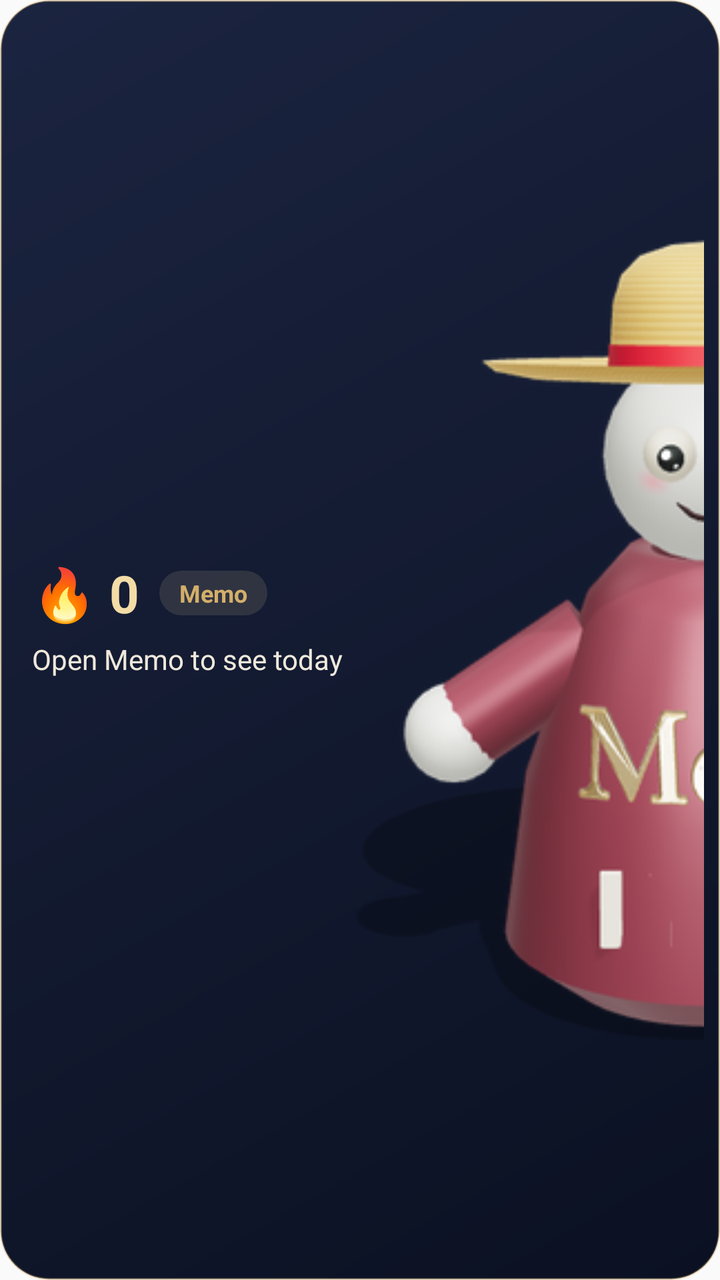
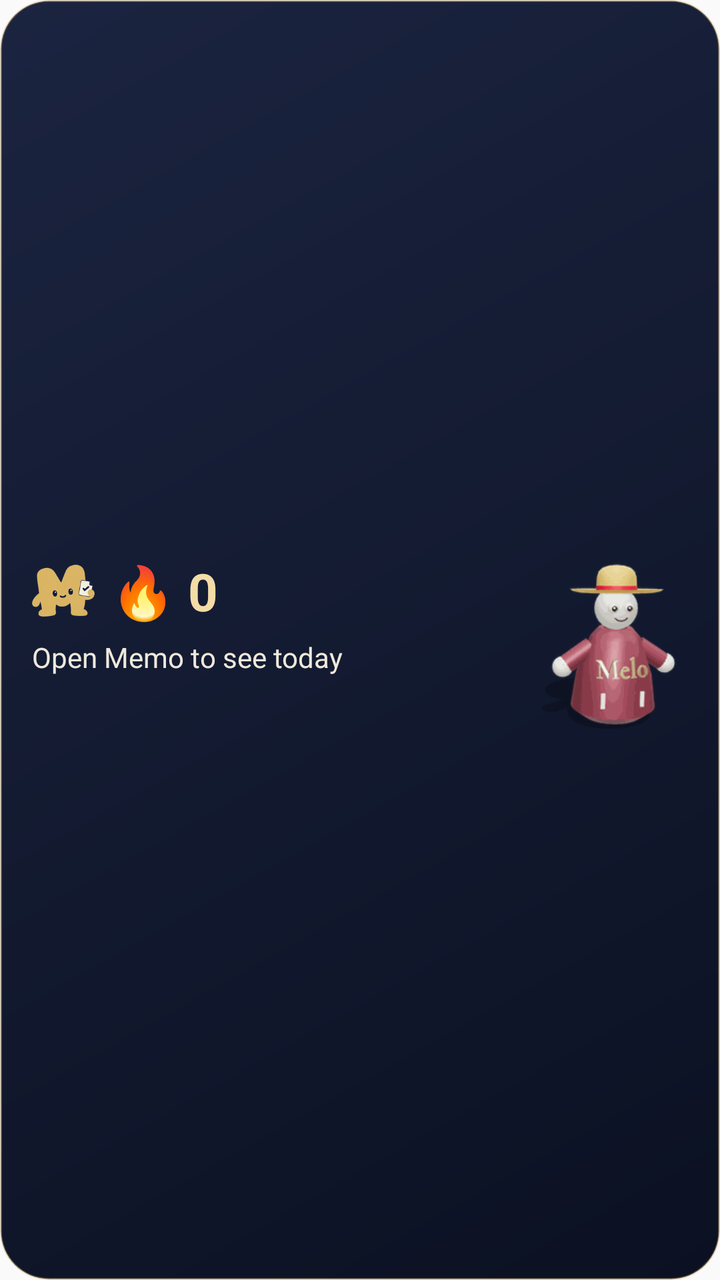

The first picture is an Android layout as it rendered before a commit; the second is the same layout after the commit. The layout source and the unified diff follow.
<!-- AndroidManifest.xml: application theme AppTheme -->
<!-- res/layout/memo_widget.xml -->
<?xml version="1.0" encoding="utf-8"?>
<LinearLayout xmlns:android="http://schemas.android.com/apk/res/android"
    android:id="@+id/widget_root"
    android:layout_width="match_parent"
    android:layout_height="match_parent"
    android:background="@drawable/memo_widget_bg"
    android:gravity="center_vertical"
    android:orientation="horizontal"
    android:paddingStart="16dp"
    android:paddingTop="12dp"
    android:paddingEnd="8dp"
    android:paddingBottom="12dp">

    <LinearLayout
        android:layout_width="0dp"
        android:layout_height="wrap_content"
        android:layout_weight="1"
        android:orientation="vertical">

        <LinearLayout
            android:layout_width="match_parent"
            android:layout_height="wrap_content"
            android:gravity="center_vertical"
            android:orientation="horizontal">

            <TextView
                android:id="@+id/widget_streak"
                android:layout_width="wrap_content"
                android:layout_height="wrap_content"
                android:text="🔥 0"
                android:textColor="#F3DCA6"
                android:textSize="26sp"
                android:textStyle="bold" />

            <TextView
                android:layout_width="wrap_content"
                android:layout_height="wrap_content"
                android:layout_marginStart="10dp"
                android:background="@drawable/memo_widget_pill"
                android:paddingHorizontal="10dp"
                android:paddingVertical="3dp"
                android:text="Memo"
                android:textColor="#D4AF6A"
                android:textSize="12sp"
                android:textStyle="bold" />
        </LinearLayout>

        <TextView
            android:id="@+id/widget_today"
            android:layout_width="match_parent"
            android:layout_height="wrap_content"
            android:layout_marginTop="6dp"
            android:text="Open Memo to see today"
            android:textColor="#EFE9DC"
            android:textSize="14sp" />

        <TextView
            android:id="@+id/widget_next"
            android:layout_width="match_parent"
            android:layout_height="wrap_content"
            android:layout_marginTop="4dp"
            android:ellipsize="end"
            android:maxLines="1"
            android:text=""
            android:textColor="#A8EFE9DC"
            android:textSize="13sp" />
    </LinearLayout>

    
    <ImageView
        android:id="@+id/widget_melo"
        android:layout_width="wrap_content"
        android:layout_height="match_parent"
        android:layout_marginStart="6dp"
        android:adjustViewBounds="true"
        android:contentDescription="Melo"
        android:maxHeight="96dp"
        android:scaleType="fitCenter"
        android:src="@drawable/melo_widget" />
</LinearLayout>
<!-- resources referenced by this layout -->
<resources>
  <!-- drawable melo_widget: png bitmap (drawable-nodpi, 73554 bytes) -->
  <!-- drawable memo_widget_pill (drawable) -->
  <?xml version="1.0" encoding="utf-8"?>
  <shape xmlns:android="http://schemas.android.com/apk/res/android" android:shape="rectangle">
      <solid android:color="#1FF3DCA6" />
      <corners android:radius="14dp" />
  </shape>
  <!-- unchanged entries left out for length: 3 -->
</resources>

<!-- the commit's change to res/layout/memo_widget.xml (unified diff, before → after) -->
@@ -4,12 +4,32 @@
     android:layout_width="match_parent"
     android:layout_height="match_parent"
     android:background="@drawable/memo_widget_bg"
-    android:gravity="center_vertical"
-    android:orientation="horizontal"
+    android:orientation="vertical"
     android:paddingStart="16dp"
-    android:paddingTop="12dp"
+    android:paddingTop="8dp"
     android:paddingEnd="8dp"
-    android:paddingBottom="12dp">
+    android:paddingBottom="10dp">
+
+    
+    <TextView
+        android:id="@+id/widget_weather"
+        android:layout_width="match_parent"
+        android:layout_height="wrap_content"
+        android:ellipsize="end"
+        android:gravity="center_horizontal"
+        android:maxLines="1"
+        android:paddingEnd="8dp"
+        android:text=""
+        android:textColor="#C8EFE9DC"
+        android:textSize="11.5sp"
+        android:visibility="gone" />
+
+    <LinearLayout
+        android:layout_width="match_parent"
+        android:layout_height="0dp"
+        android:layout_weight="1"
+        android:gravity="center_vertical"
+        android:orientation="horizontal">
 
     <LinearLayout
         android:layout_width="0dp"
@@ -22,6 +42,16 @@
             android:layout_height="wrap_content"
             android:gravity="center_vertical"
             android:orientation="horizontal">
+
+            
+            <ImageView
+                android:layout_width="wrap_content"
+                android:layout_height="26dp"
+                android:layout_marginEnd="8dp"
+                android:adjustViewBounds="true"
+                android:contentDescription="Memo"
+                android:scaleType="fitCenter"
+                android:src="@drawable/memo_widget_mark" />
 
             <TextView
                 android:id="@+id/widget_streak"
@@ -32,17 +62,6 @@
                 android:textSize="26sp"
                 android:textStyle="bold" />
 
-            <TextView
-                android:layout_width="wrap_content"
-                android:layout_height="wrap_content"
-                android:layout_marginStart="10dp"
-                android:background="@drawable/memo_widget_pill"
-                android:paddingHorizontal="10dp"
-                android:paddingVertical="3dp"
-                android:text="Memo"
-                android:textColor="#D4AF6A"
-                android:textSize="12sp"
-                android:textStyle="bold" />
         </LinearLayout>
 
         <TextView
@@ -67,14 +86,423 @@
     </LinearLayout>
 
     
-    <ImageView
+    <ViewFlipper
         android:id="@+id/widget_melo"
-        android:layout_width="wrap_content"
+        android:layout_width="96dp"
         android:layout_height="match_parent"
-        android:layout_marginStart="6dp"
-        android:adjustViewBounds="true"
+        android:layout_marginStart="4dp"
+        android:autoStart="true"
         android:contentDescription="Melo"
-        android:maxHeight="96dp"
-        android:scaleType="fitCenter"
-        android:src="@drawable/melo_widget" />
+        android:flipInterval="150">
+
+        <ImageView
+            android:layout_width="match_parent"
+            android:layout_height="match_parent"
+            android:importantForAccessibility="no"
+            android:scaleType="fitCenter"
+            android:src="@drawable/melo_widget_00" />
+        <ImageView
+            android:layout_width="match_parent"
+            android:layout_height="match_parent"
+            android:importantForAccessibility="no"
+            android:scaleType="fitCenter"
+            android:src="@drawable/melo_widget_01" />
+        <ImageView
+            android:layout_width="match_parent"
+            android:layout_height="match_parent"
+            android:importantForAccessibility="no"
+            android:scaleType="fitCenter"
+            android:src="@drawable/melo_widget_02" />
+        <ImageView
+            android:layout_width="match_parent"
+            android:layout_height="match_parent"
+            android:importantForAccessibility="no"
+            android:scaleType="fitCenter"
+            android:src="@drawable/melo_widget_03" />
+        <ImageView
+            android:layout_width="match_parent"
+            android:layout_height="match_parent"
+            android:importantForAccessibility="no"
+            android:scaleType="fitCenter"
+            android:src="@drawable/melo_widget_04" />
+        <ImageView
+            android:layout_width="match_parent"
+            android:layout_height="match_parent"
+            android:importantForAccessibility="no"
+            android:scaleType="fitCenter"
+            android:src="@drawable/melo_widget_05" />
+        <ImageView
+            android:layout_width="match_parent"
+            android:layout_height="match_parent"
+            android:importantForAccessibility="no"
+            android:scaleType="fitCenter"
+            android:src="@drawable/melo_widget_06" />
+        <ImageView
+            android:layout_width="match_parent"
+            android:layout_height="match_parent"
+            android:importantForAccessibility="no"
+            android:scaleType="fitCenter"
+            android:src="@drawable/melo_widget_07" />
+        <ImageView
+            android:layout_width="match_parent"
+            android:layout_height="match_parent"
+            android:importantForAccessibility="no"
+            android:scaleType="fitCenter"
+            android:src="@drawable/melo_widget_08" />
+        <ImageView
+            android:layout_width="match_parent"
+            android:layout_height="match_parent"
+            android:importantForAccessibility="no"
+            android:scaleType="fitCenter"
+            android:src="@drawable/melo_widget_09" />
+        <ImageView
+            android:layout_width="match_parent"
+            android:layout_height="match_parent"
+            android:importantForAccessibility="no"
+            android:scaleType="fitCenter"
+            android:src="@drawable/melo_widget_10" />
+        <ImageView
+            android:layout_width="match_parent"
+            android:layout_height="match_parent"
+            android:importantForAccessibility="no"
+            android:scaleType="fitCenter"
+            android:src="@drawable/melo_widget_11" />
+        <ImageView
+            android:layout_width="match_parent"
+            android:layout_height="match_parent"
+            android:importantForAccessibility="no"
+            android:scaleType="fitCenter"
+            android:src="@drawable/melo_widget_12" />
+        <ImageView
+            android:layout_width="match_parent"
+            android:layout_height="match_parent"
+            android:importantForAccessibility="no"
+            android:scaleType="fitCenter"
+            android:src="@drawable/melo_widget_13" />
+        <ImageView
+            android:layout_width="match_parent"
+            android:layout_height="match_parent"
+            android:importantForAccessibility="no"
+            android:scaleType="fitCenter"
+            android:src="@drawable/melo_widget_14" />
+        <ImageView
+            android:layout_width="match_parent"
+            android:layout_height="match_parent"
+            android:importantForAccessibility="no"
+            android:scaleType="fitCenter"
+            android:src="@drawable/melo_widget_15" />
+        <ImageView
+            android:layout_width="match_parent"
+            android:layout_height="match_parent"
+            android:importantForAccessibility="no"
+            android:scaleType="fitCenter"
+            android:src="@drawable/melo_widget_16" />
+        <ImageView
+            android:layout_width="match_parent"
+            android:layout_height="match_parent"
+            android:importantForAccessibility="no"
+            android:scaleType="fitCenter"
+            android:src="@drawable/melo_widget_17" />
+        <ImageView
+            android:layout_width="match_parent"
+            android:layout_height="match_parent"
+            android:importantForAccessibility="no"
+            android:scaleType="fitCenter"
+            android:src="@drawable/melo_widget_18" />
+        <ImageView
+            android:layout_width="match_parent"
+            android:layout_height="match_parent"
+            android:importantForAccessibility="no"
+            android:scaleType="fitCenter"
+            android:src="@drawable/melo_widget_19" />
+        <ImageView
+            android:layout_width="match_parent"
+            android:layout_height="match_parent"
+            android:importantForAccessibility="no"
+            android:scaleType="fitCenter"
+            android:src="@drawable/melo_widget_20" />
+        <ImageView
+            android:layout_width="match_parent"
+            android:layout_height="match_parent"
+            android:importantForAccessibility="no"
+            android:scaleType="fitCenter"
+            android:src="@drawable/melo_widget_21" />
+        <ImageView
+            android:layout_width="match_parent"
+            android:layout_height="match_parent"
+            android:importantForAccessibility="no"
+            android:scaleType="fitCenter"
+            android:src="@drawable/melo_widget_22" />
+        <ImageView
+            android:layout_width="match_parent"
+            android:layout_height="match_parent"
+            android:importantForAccessibility="no"
+            android:scaleType="fitCenter"
+            android:src="@drawable/melo_widget_23" />
+        <ImageView
+            android:layout_width="match_parent"
+            android:layout_height="match_parent"
+            android:importantForAccessibility="no"
+            android:scaleType="fitCenter"
+            android:src="@drawable/melo_widget_24" />
+        <ImageView
+            android:layout_width="match_parent"
+            android:layout_height="match_parent"
+            android:importantForAccessibility="no"
+            android:scaleType="fitCenter"
+            android:src="@drawable/melo_widget_25" />
+        <ImageView
+            android:layout_width="match_parent"
+            android:layout_height="match_parent"
+            android:importantForAccessibility="no"
+            android:scaleType="fitCenter"
+            android:src="@drawable/melo_widget_26" />
+        <ImageView
+            android:layout_width="match_parent"
+            android:layout_height="match_parent"
+            android:importantForAccessibility="no"
+            android:scaleType="fitCenter"
+            android:src="@drawable/melo_widget_27" />
+        <ImageView
+            android:layout_width="match_parent"
+            android:layout_height="match_parent"
+            android:importantForAccessibility="no"
+            android:scaleType="fitCenter"
+            android:src="@drawable/melo_widget_28" />
+        <ImageView
+            android:layout_width="match_parent"
+            android:layout_height="match_parent"
+            android:importantForAccessibility="no"
+            android:scaleType="fitCenter"
+            android:src="@drawable/melo_widget_29" />
+        <ImageView
+            android:layout_width="match_parent"
+            android:layout_height="match_parent"
+            android:importantForAccessibility="no"
+            android:scaleType="fitCenter"
+            android:src="@drawable/melo_widget_30" />
+        <ImageView
+            android:layout_width="match_parent"
+            android:layout_height="match_parent"
+            android:importantForAccessibility="no"
+            android:scaleType="fitCenter"
+            android:src="@drawable/melo_widget_31" />
+        <ImageView
+            android:layout_width="match_parent"
+            android:layout_height="match_parent"
+            android:importantForAccessibility="no"
+            android:scaleType="fitCenter"
+            android:src="@drawable/melo_widget_32" />
+        <ImageView
+            android:layout_width="match_parent"
+            android:layout_height="match_parent"
+            android:importantForAccessibility="no"
+            android:scaleType="fitCenter"
+            android:src="@drawable/melo_widget_33" />
+        <ImageView
+            android:layout_width="match_parent"
+            android:layout_height="match_parent"
+            android:importantForAccessibility="no"
+            android:scaleType="fitCenter"
+            android:src="@drawable/melo_widget_34" />
+        <ImageView
+            android:layout_width="match_parent"
+            android:layout_height="match_parent"
+            android:importantForAccessibility="no"
+            android:scaleType="fitCenter"
+            android:src="@drawable/melo_widget_35" />
+        <ImageView
+            android:layout_width="match_parent"
+            android:layout_height="match_parent"
+            android:importantForAccessibility="no"
+            android:scaleType="fitCenter"
+            android:src="@drawable/melo_widget_36" />
+        <ImageView
+            android:layout_width="match_parent"
+            android:layout_height="match_parent"
+            android:importantForAccessibility="no"
+            android:scaleType="fitCenter"
+            android:src="@drawable/melo_widget_37" />
+        <ImageView
+            android:layout_width="match_parent"
+            android:layout_height="match_parent"
+            android:importantForAccessibility="no"
+            android:scaleType="fitCenter"
+            android:src="@drawable/melo_widget_38" />
+        <ImageView
+            android:layout_width="match_parent"
+            android:layout_height="match_parent"
+            android:importantForAccessibility="no"
+            android:scaleType="fitCenter"
+            android:src="@drawable/melo_widget_39" />
+        <ImageView
+            android:layout_width="match_parent"
+            android:layout_height="match_parent"
+            android:importantForAccessibility="no"
+            android:scaleType="fitCenter"
+            android:src="@drawable/melo_widget_40" />
+        <ImageView
+            android:layout_width="match_parent"
+            android:layout_height="match_parent"
+            android:importantForAccessibility="no"
+            android:scaleType="fitCenter"
+            android:src="@drawable/melo_widget_41" />
+        <ImageView
+            android:layout_width="match_parent"
+            android:layout_height="match_parent"
+            android:importantForAccessibility="no"
+            android:scaleType="fitCenter"
+            android:src="@drawable/melo_widget_42" />
+        <ImageView
+            android:layout_width="match_parent"
+            android:layout_height="match_parent"
+            android:importantForAccessibility="no"
+            android:scaleType="fitCenter"
+            android:src="@drawable/melo_widget_43" />
+        <ImageView
+            android:layout_width="match_parent"
+            android:layout_height="match_parent"
+            android:importantForAccessibility="no"
+            android:scaleType="fitCenter"
+            android:src="@drawable/melo_widget_44" />
+        <ImageView
+            android:layout_width="match_parent"
+            android:layout_height="match_parent"
+            android:importantForAccessibility="no"
+            android:scaleType="fitCenter"
+            android:src="@drawable/melo_widget_45" />
+        <ImageView
+            android:layout_width="match_parent"
+            android:layout_height="match_parent"
+            android:importantForAccessibility="no"
+            android:scaleType="fitCenter"
+            android:src="@drawable/melo_widget_46" />
+        <ImageView
+            android:layout_width="match_parent"
+            android:layout_height="match_parent"
+            android:importantForAccessibility="no"
+            android:scaleType="fitCenter"
+            android:src="@drawable/melo_widget_47" />
+        <ImageView
+            android:layout_width="match_parent"
+            android:layout_height="match_parent"
+            android:importantForAccessibility="no"
+            android:scaleType="fitCenter"
+            android:src="@drawable/melo_widget_48" />
+        <ImageView
+            android:layout_width="match_parent"
+            android:layout_height="match_parent"
+            android:importantForAccessibility="no"
+            android:scaleType="fitCenter"
+            android:src="@drawable/melo_widget_49" />
+        <ImageView
+            android:layout_width="match_parent"
+            android:layout_height="match_parent"
+            android:importantForAccessibility="no"
+            android:scaleType="fitCenter"
+            android:src="@drawable/melo_widget_50" />
+        <ImageView
+            android:layout_width="match_parent"
+            android:layout_height="match_parent"
+            android:importantForAccessibility="no"
+            android:scaleType="fitCenter"
+            android:src="@drawable/melo_widget_51" />
+        <ImageView
+            android:layout_width="match_parent"
+            android:layout_height="match_parent"
+            android:importantForAccessibility="no"
+            android:scaleType="fitCenter"
+            android:src="@drawable/melo_widget_52" />
+        <ImageView
+            android:layout_width="match_parent"
+            android:layout_height="match_parent"
+            android:importantForAccessibility="no"
+            android:scaleType="fitCenter"
+            android:src="@drawable/melo_widget_53" />
+        <ImageView
+            android:layout_width="match_parent"
+            android:layout_height="match_parent"
+            android:importantForAccessibility="no"
+            android:scaleType="fitCenter"
+            android:src="@drawable/melo_widget_54" />
+        <ImageView
+            android:layout_width="match_parent"
+            android:layout_height="match_parent"
+            android:importantForAccessibility="no"
+            android:scaleType="fitCenter"
+            android:src="@drawable/melo_widget_55" />
+        <ImageView
+            android:layout_width="match_parent"
+            android:layout_height="match_parent"
+            android:importantForAccessibility="no"
+            android:scaleType="fitCenter"
+            android:src="@drawable/melo_widget_56" />
+        <ImageView
+            android:layout_width="match_parent"
+            android:layout_height="match_parent"
+            android:importantForAccessibility="no"
+            android:scaleType="fitCenter"
+            android:src="@drawable/melo_widget_57" />
+        <ImageView
+            android:layout_width="match_parent"
+            android:layout_height="match_parent"
+            android:importantForAccessibility="no"
+            android:scaleType="fitCenter"
+            android:src="@drawable/melo_widget_58" />
+        <ImageView
+            android:layout_width="match_parent"
+            android:layout_height="match_parent"
+            android:importantForAccessibility="no"
+            android:scaleType="fitCenter"
+            android:src="@drawable/melo_widget_59" />
+        <ImageView
+            android:layout_width="match_parent"
+            android:layout_height="match_parent"
+            android:importantForAccessibility="no"
+            android:scaleType="fitCenter"
+            android:src="@drawable/melo_widget_60" />
+        <ImageView
+            android:layout_width="match_parent"
+            android:layout_height="match_parent"
+            android:importantForAccessibility="no"
+            android:scaleType="fitCenter"
+            android:src="@drawable/melo_widget_61" />
+        <ImageView
+            android:layout_width="match_parent"
+            android:layout_height="match_parent"
+            android:importantForAccessibility="no"
+            android:scaleType="fitCenter"
+            android:src="@drawable/melo_widget_62" />
+        <ImageView
+            android:layout_width="match_parent"
+            android:layout_height="match_parent"
+            android:importantForAccessibility="no"
+            android:scaleType="fitCenter"
+            android:src="@drawable/melo_widget_63" />
+        <ImageView
+            android:layout_width="match_parent"
+            android:layout_height="match_parent"
+            android:importantForAccessibility="no"
+            android:scaleType="fitCenter"
+            android:src="@drawable/melo_widget_64" />
+        <ImageView
+            android:layout_width="match_parent"
+            android:layout_height="match_parent"
+            android:importantForAccessibility="no"
+            android:scaleType="fitCenter"
+            android:src="@drawable/melo_widget_65" />
+        <ImageView
+            android:layout_width="match_parent"
+            android:layout_height="match_parent"
+            android:importantForAccessibility="no"
+            android:scaleType="fitCenter"
+            android:src="@drawable/melo_widget_66" />
+        <ImageView
+            android:layout_width="match_parent"
+            android:layout_height="match_parent"
+            android:importantForAccessibility="no"
+            android:scaleType="fitCenter"
+            android:src="@drawable/melo_widget_67" />
+    </ViewFlipper>
+    </LinearLayout>
 </LinearLayout>
<!-- resource entries referenced after the edit -->
@@ -1,12 +1,74 @@
 <!-- resources referenced by this layout -->
 <resources>
-  <!-- drawable melo_widget: png bitmap (drawable-nodpi, 73554 bytes) -->
-  <!-- drawable memo_widget_pill (drawable) -->
-  <?xml version="1.0" encoding="utf-8"?>
-  <shape xmlns:android="http://schemas.android.com/apk/res/android" android:shape="rectangle">
-      <solid android:color="#1FF3DCA6" />
-      <corners android:radius="14dp" />
-  </shape>
+  <!-- drawable melo_widget_00: png bitmap (drawable-nodpi, 5864 bytes) -->
+  <!-- drawable melo_widget_01: png bitmap (drawable-nodpi, 5871 bytes) -->
+  <!-- drawable melo_widget_02: png bitmap (drawable-nodpi, 5861 bytes) -->
+  <!-- drawable melo_widget_03: png bitmap (drawable-nodpi, 5856 bytes) -->
+  <!-- drawable melo_widget_04: png bitmap (drawable-nodpi, 5886 bytes) -->
+  <!-- drawable melo_widget_05: png bitmap (drawable-nodpi, 5872 bytes) -->
+  <!-- drawable melo_widget_06: png bitmap (drawable-nodpi, 5874 bytes) -->
+  <!-- drawable melo_widget_07: png bitmap (drawable-nodpi, 5898 bytes) -->
+  <!-- drawable melo_widget_08: png bitmap (drawable-nodpi, 6091 bytes) -->
+  <!-- drawable melo_widget_09: png bitmap (drawable-nodpi, 6401 bytes) -->
+  <!-- drawable melo_widget_10: png bitmap (drawable-nodpi, 5988 bytes) -->
+  <!-- drawable melo_widget_11: png bitmap (drawable-nodpi, 5980 bytes) -->
+  <!-- drawable melo_widget_12: png bitmap (drawable-nodpi, 6309 bytes) -->
+  <!-- drawable melo_widget_13: png bitmap (drawable-nodpi, 6208 bytes) -->
+  <!-- drawable melo_widget_14: png bitmap (drawable-nodpi, 5980 bytes) -->
+  <!-- drawable melo_widget_15: png bitmap (drawable-nodpi, 6123 bytes) -->
+  <!-- drawable melo_widget_16: png bitmap (drawable-nodpi, 6122 bytes) -->
+  <!-- drawable melo_widget_17: png bitmap (drawable-nodpi, 5942 bytes) -->
+  <!-- drawable melo_widget_18: png bitmap (drawable-nodpi, 5974 bytes) -->
+  <!-- drawable melo_widget_19: png bitmap (drawable-nodpi, 5938 bytes) -->
+  <!-- drawable melo_widget_20: png bitmap (drawable-nodpi, 6194 bytes) -->
+  <!-- drawable melo_widget_21: png bitmap (drawable-nodpi, 6168 bytes) -->
+  <!-- drawable melo_widget_22: png bitmap (drawable-nodpi, 6274 bytes) -->
+  <!-- drawable melo_widget_23: png bitmap (drawable-nodpi, 6059 bytes) -->
+  <!-- drawable melo_widget_24: png bitmap (drawable-nodpi, 6029 bytes) -->
+  <!-- drawable melo_widget_25: png bitmap (drawable-nodpi, 6076 bytes) -->
+  <!-- drawable melo_widget_26: png bitmap (drawable-nodpi, 5973 bytes) -->
+  <!-- drawable melo_widget_27: png bitmap (drawable-nodpi, 6088 bytes) -->
+  <!-- drawable melo_widget_28: png bitmap (drawable-nodpi, 6096 bytes) -->
+  <!-- drawable melo_widget_29: png bitmap (drawable-nodpi, 5940 bytes) -->
+  <!-- drawable melo_widget_30: png bitmap (drawable-nodpi, 6236 bytes) -->
+  <!-- drawable melo_widget_31: png bitmap (drawable-nodpi, 6213 bytes) -->
+  <!-- drawable melo_widget_32: png bitmap (drawable-nodpi, 6224 bytes) -->
+  <!-- drawable melo_widget_33: png bitmap (drawable-nodpi, 6778 bytes) -->
+  <!-- drawable melo_widget_34: png bitmap (drawable-nodpi, 6268 bytes) -->
+  <!-- drawable melo_widget_35: png bitmap (drawable-nodpi, 6002 bytes) -->
+  <!-- drawable melo_widget_36: png bitmap (drawable-nodpi, 6778 bytes) -->
+  <!-- drawable melo_widget_37: png bitmap (drawable-nodpi, 6495 bytes) -->
+  <!-- drawable melo_widget_38: png bitmap (drawable-nodpi, 6290 bytes) -->
+  <!-- drawable melo_widget_39: png bitmap (drawable-nodpi, 7042 bytes) -->
+  <!-- drawable melo_widget_40: png bitmap (drawable-nodpi, 6783 bytes) -->
+  <!-- drawable melo_widget_41: png bitmap (drawable-nodpi, 6411 bytes) -->
+  <!-- drawable melo_widget_42: png bitmap (drawable-nodpi, 6326 bytes) -->
+  <!-- drawable melo_widget_43: png bitmap (drawable-nodpi, 6135 bytes) -->
+  <!-- drawable melo_widget_44: png bitmap (drawable-nodpi, 5931 bytes) -->
+  <!-- drawable melo_widget_45: png bitmap (drawable-nodpi, 5998 bytes) -->
+  <!-- drawable melo_widget_46: png bitmap (drawable-nodpi, 6049 bytes) -->
+  <!-- drawable melo_widget_47: png bitmap (drawable-nodpi, 5969 bytes) -->
+  <!-- drawable melo_widget_48: png bitmap (drawable-nodpi, 5836 bytes) -->
+  <!-- drawable melo_widget_49: png bitmap (drawable-nodpi, 5617 bytes) -->
+  <!-- drawable melo_widget_50: png bitmap (drawable-nodpi, 6107 bytes) -->
+  <!-- drawable melo_widget_51: png bitmap (drawable-nodpi, 5996 bytes) -->
+  <!-- drawable melo_widget_52: png bitmap (drawable-nodpi, 5918 bytes) -->
+  <!-- drawable melo_widget_53: png bitmap (drawable-nodpi, 6056 bytes) -->
+  <!-- drawable melo_widget_54: png bitmap (drawable-nodpi, 6553 bytes) -->
+  <!-- drawable melo_widget_55: png bitmap (drawable-nodpi, 6034 bytes) -->
+  <!-- drawable melo_widget_56: png bitmap (drawable-nodpi, 5821 bytes) -->
+  <!-- drawable melo_widget_57: png bitmap (drawable-nodpi, 6404 bytes) -->
+  <!-- drawable melo_widget_58: png bitmap (drawable-nodpi, 5983 bytes) -->
+  <!-- drawable melo_widget_59: png bitmap (drawable-nodpi, 6284 bytes) -->
+  <!-- drawable melo_widget_60: png bitmap (drawable-nodpi, 6971 bytes) -->
+  <!-- drawable melo_widget_61: png bitmap (drawable-nodpi, 7266 bytes) -->
+  <!-- drawable melo_widget_62: png bitmap (drawable-nodpi, 7312 bytes) -->
+  <!-- drawable melo_widget_63: png bitmap (drawable-nodpi, 7135 bytes) -->
+  <!-- drawable melo_widget_64: png bitmap (drawable-nodpi, 6775 bytes) -->
+  <!-- drawable melo_widget_65: png bitmap (drawable-nodpi, 6233 bytes) -->
+  <!-- drawable melo_widget_66: png bitmap (drawable-nodpi, 5964 bytes) -->
+  <!-- drawable melo_widget_67: png bitmap (drawable-nodpi, 6003 bytes) -->
+  <!-- drawable memo_widget_mark: png bitmap (drawable-nodpi, 18123 bytes) -->
   <!-- unchanged entries left out for length: 3 -->
 </resources>
 
